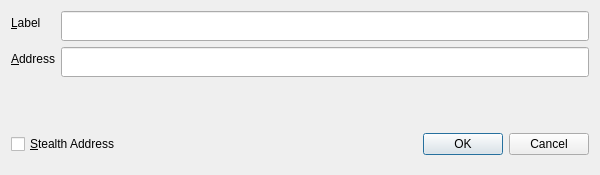
First picture: the form in src/qt/forms/editaddressdialog.ui, repository vtorrent/vTorrent-Client, before the edit.
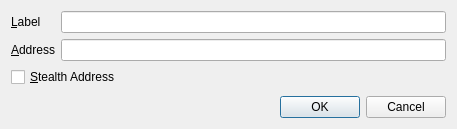
Second picture: the form after the edit.

```diff
--- a/src/qt/forms/editaddressdialog.ui
+++ b/src/qt/forms/editaddressdialog.ui
@@ -6,22 +6,10 @@
    <rect>
     <x>0</x>
     <y>0</y>
-    <width>600</width>
-    <height>175</height>
+    <width>457</width>
+    <height>129</height>
    </rect>
   </property>
-  <property name="minimumSize">
-   <size>
-    <width>600</width>
-    <height>175</height>
-   </size>
-  </property>
-  <property name="maximumSize">
-   <size>
-    <width>16777215</width>
-    <height>175</height>
-   </size>
-  </property>
   <property name="windowTitle">
    <string>Edit Address</string>
   </property>
@@ -43,18 +31,6 @@
      </item>
      <item row="0" column="1">
       <widget class="QLineEdit" name="labelEdit">
-       <property name="minimumSize">
-        <size>
-         <width>0</width>
-         <height>30</height>
-        </size>
-       </property>
-       <property name="maximumSize">
-        <size>
-         <width>16777215</width>
-         <height>30</height>
-        </size>
-       </property>
        <property name="toolTip">
         <string>The label associated with this address book entry</string>
        </property>
@@ -72,73 +48,30 @@
      </item>
      <item row="1" column="1">
       <widget class="QLineEdit" name="addressEdit">
-       <property name="minimumSize">
-        <size>
-         <width>0</width>
-         <height>30</height>
-        </size>
-       </property>
-       <property name="maximumSize">
-        <size>
-         <width>16777215</width>
-         <height>30</height>
-        </size>
-       </property>
        <property name="toolTip">
         <string>The address associated with this address book entry. This can only be modified for sending addresses.</string>
        </property>
       </widget>
      </item>
-    </layout>
-   </item>
-   <item>
-    <layout class="QHBoxLayout" name="horizontalLayout">
-     <item>
+     <item row="2" column="0" colspan="2">
       <widget class="QCheckBox" name="stealthCB">
-       <property name="minimumSize">
-        <size>
-         <width>0</width>
-         <height>30</height>
-        </size>
-       </property>
-       <property name="maximumSize">
-        <size>
-         <width>16777215</width>
-         <height>30</height>
-        </size>
-       </property>
-       <property name="styleSheet">
-        <string notr="true"/>
-       </property>
        <property name="text">
         <string>&amp;Stealth Address</string>
        </property>
       </widget>
      </item>
-     <item>
-      <widget class="QDialogButtonBox" name="buttonBox">
-       <property name="minimumSize">
-        <size>
-         <width>0</width>
-         <height>40</height>
-        </size>
-       </property>
-       <property name="maximumSize">
-        <size>
-         <width>16777215</width>
-         <height>40</height>
-        </size>
-       </property>
-       <property name="orientation">
-        <enum>Qt::Horizontal</enum>
-       </property>
-       <property name="standardButtons">
-        <set>QDialogButtonBox::Cancel|QDialogButtonBox::Ok</set>
-       </property>
-      </widget>
-     </item>
     </layout>
    </item>
+   <item>
+    <widget class="QDialogButtonBox" name="buttonBox">
+     <property name="orientation">
+      <enum>Qt::Horizontal</enum>
+     </property>
+     <property name="standardButtons">
+      <set>QDialogButtonBox::Cancel|QDialogButtonBox::Ok</set>
+     </property>
+    </widget>
+   </item>
   </layout>
  </widget>
  <resources/>
```
Left out of the diff: 2 changed lines with no effect on the pictures.
